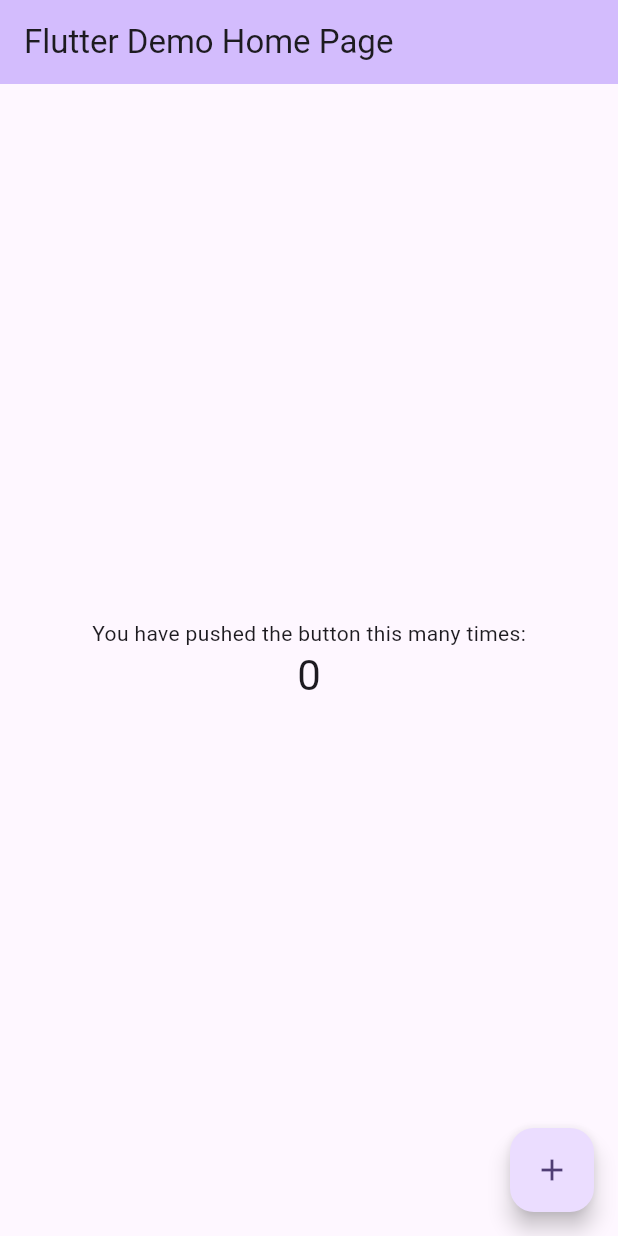
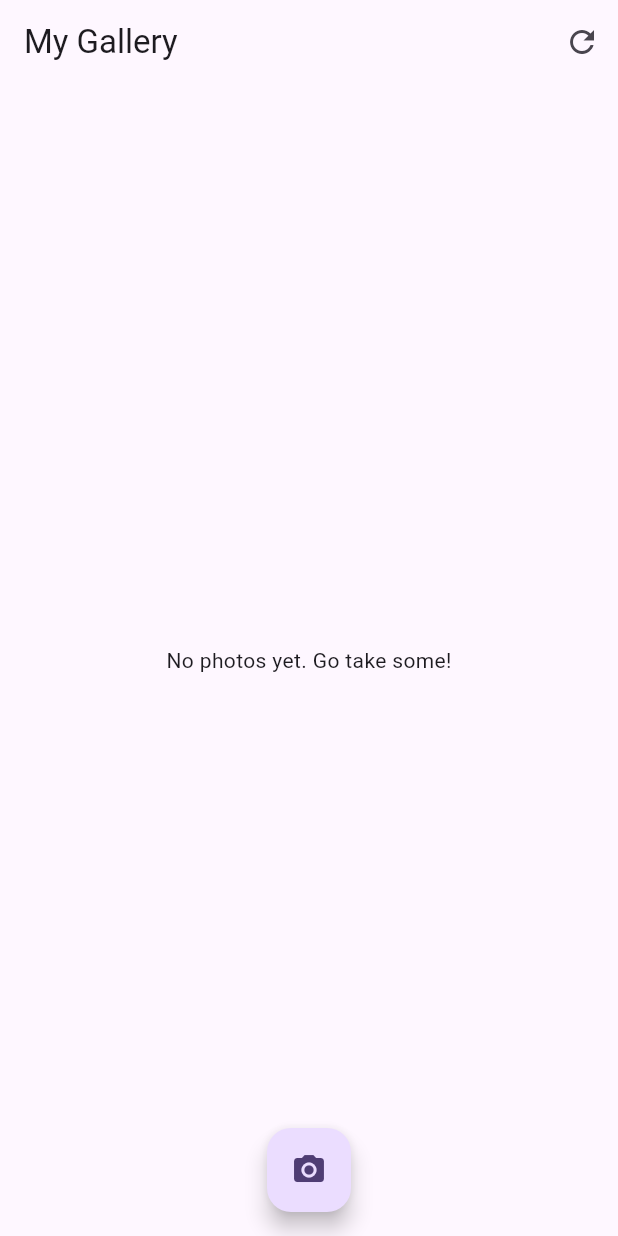
Before and after one commit to pakpoomkaewp/flutter-gallery-app, a Flutter app: the screen it shows after launch, on a phone screen of 412 x 824 dp. Run offline on Flutter 3.47's test engine with Material 3 defaults, Android fonts, the phone set to English and light mode, and no system bars; our stand-ins replace camera.

Commit message:
feat: implement camera functionality and gallery screen for image display

```diff
--- a/lib/main.dart
+++ b/lib/main.dart
@@ -1,4 +1,5 @@
 import 'package:flutter/material.dart';
+import 'package:flutter_gallery_app/screens/gallery_screen.dart';
 
 void main() {
   runApp(const MyApp());
@@ -7,116 +8,14 @@ void main() {
 class MyApp extends StatelessWidget {
   const MyApp({super.key});
 
-  // This widget is the root of your application.
   @override
   Widget build(BuildContext context) {
     return MaterialApp(
-      title: 'Flutter Demo',
+      title: 'Flutter Gallery App',
       theme: ThemeData(
-        // This is the theme of your application.
-        //
-        // TRY THIS: Try running your application with "flutter run". You'll see
-        // the application has a purple toolbar. Then, without quitting the app,
-        // try changing the seedColor in the colorScheme below to Colors.green
-        // and then invoke "hot reload" (save your changes or press the "hot
-        // reload" button in a Flutter-supported IDE, or press "r" if you used
-        // the command line to start the app).
-        //
-        // Notice that the counter didn't reset back to zero; the application
-        // state is not lost during the reload. To reset the state, use hot
-        // restart instead.
-        //
-        // This works for code too, not just values: Most code changes can be
-        // tested with just a hot reload.
         colorScheme: ColorScheme.fromSeed(seedColor: Colors.deepPurple),
       ),
-      home: const MyHomePage(title: 'Flutter Demo Home Page'),
+      home: const GalleryScreen(),
     );
   }
 }
-
-class MyHomePage extends StatefulWidget {
-  const MyHomePage({super.key, required this.title});
-
-  // This widget is the home page of your application. It is stateful, meaning
-  // that it has a State object (defined below) that contains fields that affect
-  // how it looks.
-
-  // This class is the configuration for the state. It holds the values (in this
-  // case the title) provided by the parent (in this case the App widget) and
-  // used by the build method of the State. Fields in a Widget subclass are
-  // always marked "final".
-
-  final String title;
-
-  @override
-  State<MyHomePage> createState() => _MyHomePageState();
-}
-
-class _MyHomePageState extends State<MyHomePage> {
-  int _counter = 0;
-
-  void _incrementCounter() {
-    setState(() {
-      // This call to setState tells the Flutter framework that something has
-      // changed in this State, which causes it to rerun the build method below
-      // so that the display can reflect the updated values. If we changed
-      // _counter without calling setState(), then the build method would not be
-      // called again, and so nothing would appear to happen.
-      _counter++;
-    });
-  }
-
-  @override
-  Widget build(BuildContext context) {
-    // This method is rerun every time setState is called, for instance as done
-    // by the _incrementCounter method above.
-    //
-    // The Flutter framework has been optimized to make rerunning build methods
-    // fast, so that you can just rebuild anything that needs updating rather
-    // than having to individually change instances of widgets.
-    return Scaffold(
-      appBar: AppBar(
-        // TRY THIS: Try changing the color here to a specific color (to
-        // Colors.amber, perhaps?) and trigger a hot reload to see the AppBar
-        // change color while the other colors stay the same.
-        backgroundColor: Theme.of(context).colorScheme.inversePrimary,
-        // Here we take the value from the MyHomePage object that was created by
-        // the App.build method, and use it to set our appbar title.
-        title: Text(widget.title),
-      ),
-      body: Center(
-        // Center is a layout widget. It takes a single child and positions it
-        // in the middle of the parent.
-        child: Column(
-          // Column is also a layout widget. It takes a list of children and
-          // arranges them vertically. By default, it sizes itself to fit its
-          // children horizontally, and tries to be as tall as its parent.
-          //
-          // Column has various properties to control how it sizes itself and
-          // how it positions its children. Here we use mainAxisAlignment to
-          // center the children vertically; the main axis here is the vertical
-          // axis because Columns are vertical (the cross axis would be
-          // horizontal).
-          //
-          // TRY THIS: Invoke "debug painting" (choose the "Toggle Debug Paint"
-          // action in the IDE, or press "p" in the console), to see the
-          // wireframe for each widget.
-          mainAxisAlignment: MainAxisAlignment.center,
-          children: <Widget>[
-            const Text('You have pushed the button this many times:'),
-            Text(
-              '$_counter',
-              style: Theme.of(context).textTheme.headlineMedium,
-            ),
-          ],
-        ),
-      ),
-      floatingActionButton: FloatingActionButton(
-        onPressed: _incrementCounter,
-        tooltip: 'Increment',
-        child: const Icon(Icons.add),
-      ), // This trailing comma makes auto-formatting nicer for build methods.
-    );
-  }
-}
--- /dev/null
+++ b/lib/screens/gallery_screen.dart
@@ -0,0 +1,96 @@
+import 'dart:io';
+
+import 'package:flutter/material.dart';
+import 'package:path_provider/path_provider.dart';
+import 'camera_screen.dart';
+
+class GalleryScreen extends StatefulWidget {
+  const GalleryScreen({super.key});
+
+  @override
+  State<GalleryScreen> createState() => _GalleryScreenState();
+}
+
+class _GalleryScreenState extends State<GalleryScreen> {
+  Future<List<File>>? _imageFiles;
+
+  @override
+  void initState() {
+    super.initState();
+    _imageFiles = _loadImages();
+  }
+
+  @override
+  Widget build(BuildContext context) {
+    return Scaffold(
+      appBar: AppBar(
+        title: const Text('My Gallery'),
+        actions: [
+          IconButton(
+            icon: const Icon(Icons.refresh),
+            onPressed: () {
+              setState(() {
+                _imageFiles = _loadImages();
+              });
+            },
+            tooltip: 'Refresh Gallery',
+          ),
+        ],
+      ),
+      body: FutureBuilder<List<File>>(
+        future: _imageFiles,
+        builder: (context, snapshot) {
+          if (snapshot.connectionState == ConnectionState.waiting) {
+            return const Center(child: CircularProgressIndicator());
+          }
+          if (snapshot.hasError) {
+            return Center(child: Text('Error: ${snapshot.error}'));
+          }
+          if (!snapshot.hasData || snapshot.data!.isEmpty) {
+            return const Center(child: Text('No photos yet. Go take some!'));
+          }
+
+          final List<File> images = snapshot.data!;
+          return GridView.builder(
+            gridDelegate: const SliverGridDelegateWithFixedCrossAxisCount(
+              crossAxisCount: 3,
+              crossAxisSpacing: 4.0,
+              mainAxisSpacing: 4.0,
+            ),
+            itemCount: images.length,
+            itemBuilder: (context, index) {
+              return Image.file(images[index], fit: BoxFit.cover);
+            },
+          );
+        },
+      ),
+
+      floatingActionButton: FloatingActionButton(
+        onPressed: () {
+          Navigator.of(
+            context,
+          ).push(MaterialPageRoute(builder: (context) => const CameraScreen()));
+        },
+        tooltip: 'Take a Photo',
+        child: const Icon(Icons.camera_alt),
+      ),
+      floatingActionButtonLocation: FloatingActionButtonLocation.centerFloat,
+    );
+  }
+
+  Future<List<File>> _loadImages() async {
+    final Directory appDir = await getApplicationDocumentsDirectory();
+    final List<FileSystemEntity> entities = appDir.listSync();
+    final List<File> imageFiles = entities
+        .where((entity) => entity is File && entity.path.endsWith('.jpg'))
+        .map((entity) => entity as File)
+        .toList();
+
+    // Sort by date, newest first
+    imageFiles.sort(
+      (a, b) => b.lastModifiedSync().compareTo(a.lastModifiedSync()),
+    );
+
+    return imageFiles;
+  }
+}
```
Also changed, not shown: lib/screens/camera_screen.dart (added, +161 -0 lines), 2 other files.
